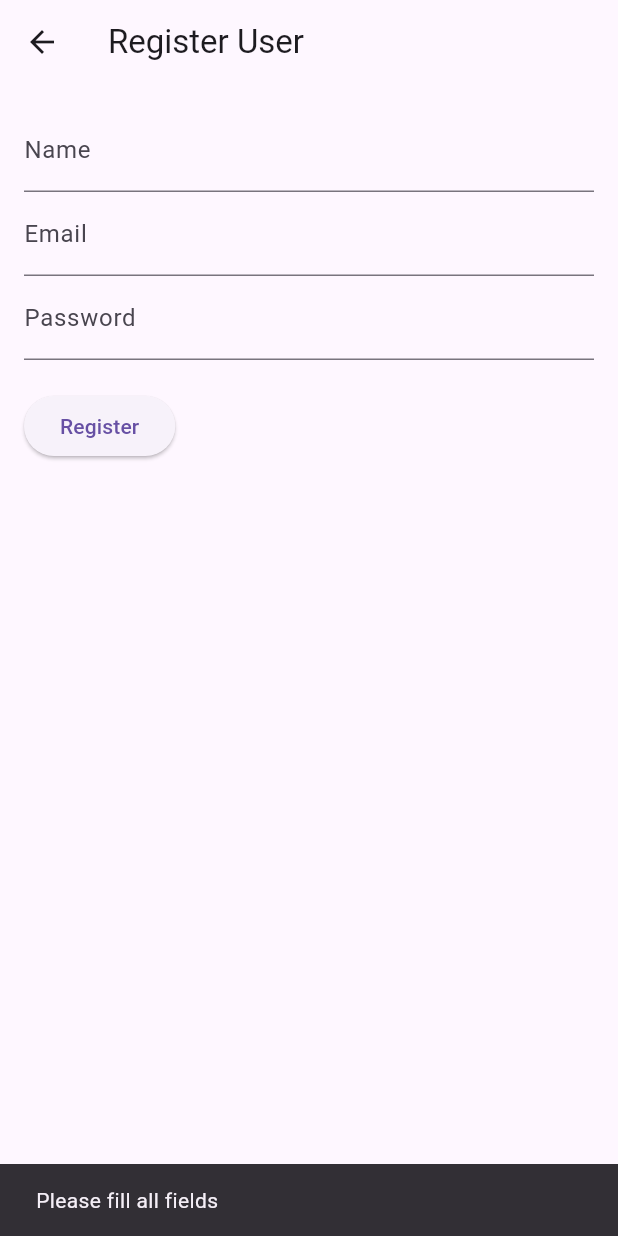
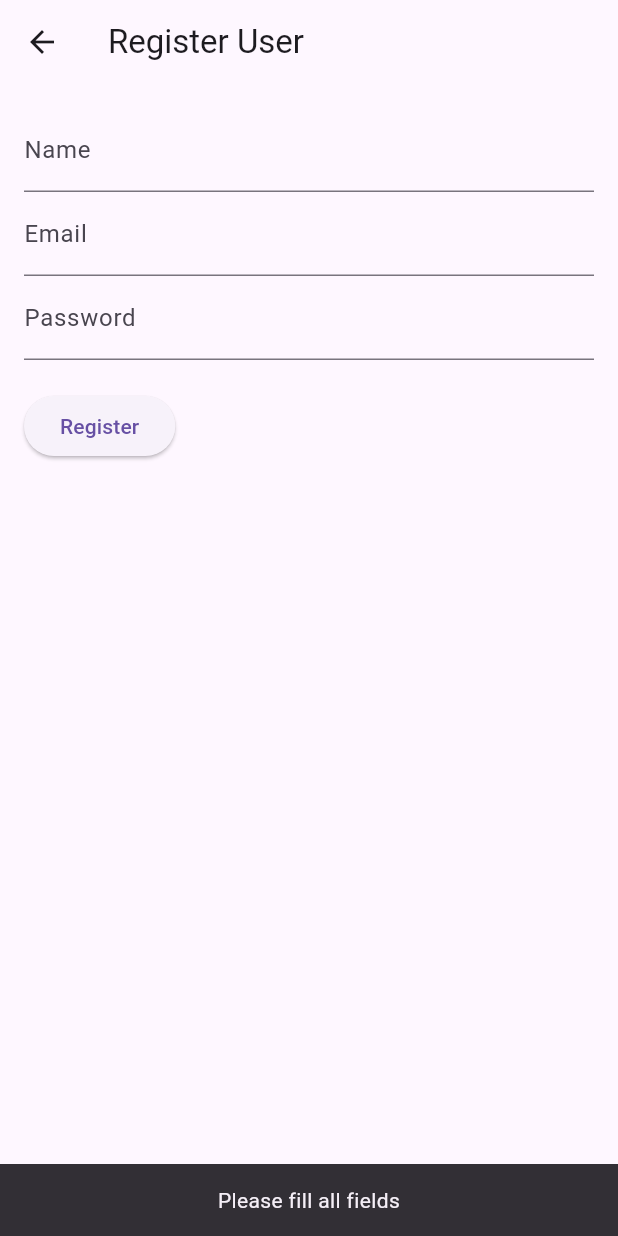
Before and after one commit to rogergracini/trabalho-mobile, a Flutter app: the RegisterScreen screen opened by its route, after a tap on "Register", on a phone screen of 412 x 824 dp. Run offline on Flutter 3.47's test engine with Material 3 defaults, Android fonts, the phone set to English and light mode, and no system bars.

Commit message:
aterações Ita

```diff
--- a/lib/screens/register_screen.dart
+++ b/lib/screens/register_screen.dart
@@ -30,11 +30,35 @@ class RegisterScreen extends StatelessWidget {
             ),
             const SizedBox(height: 20),
             ElevatedButton(
+              child: const Text('Register'),
               onPressed: () {
                 final name = _nameController.text.trim();
                 final email = _emailController.text.trim();
                 final password = _passwordController.text;
 
+                print(registeredUsers);
+                bool usuarioJaCadastrado = false;
+                for (var element in registeredUsers) {
+                  if (element['email'] == _emailController.text) {
+                    usuarioJaCadastrado = true;
+                  }
+                }
+                print('usuarioNaoCadastrado==> $usuarioJaCadastrado');
+                if (usuarioJaCadastrado) {
+                  ScaffoldMessenger.of(context).showSnackBar(
+                    const SnackBar(
+                      elevation: 10.0,
+                      backgroundColor: Colors.red,
+                      content: Text(
+                        'EMAIL JA CADASTRADO !!!',
+                        textAlign: TextAlign.center,
+                      ),
+                      duration: Duration(seconds: 3),
+                    ),
+                  );
+                }
+
+                if (!usuarioJaCadastrado) {
                   if (name.isNotEmpty &&
                       email.isNotEmpty &&
                       password.isNotEmpty) {
@@ -47,21 +71,37 @@ class RegisterScreen extends StatelessWidget {
 
                     ScaffoldMessenger.of(context).showSnackBar(
                       SnackBar(
-                        content: Text('User $name registered successfully!')),
+                        content: Text(
+                          'User $name registered successfully!',
+                          textAlign: TextAlign.center,
+                        ),
+                      ),
                     );
 
                     Navigator.pop(context); // Volta para a tela anterior
                   } else {
                     ScaffoldMessenger.of(context).showSnackBar(
-                    const SnackBar(content: Text('Please fill all fields')),
+                      const SnackBar(
+                        content: Text(
+                          'Please fill all fields',
+                          textAlign: TextAlign.center,
+                        ),
+                      ),
                     );
                   }
+                }
+                _limpaControllers();
               },
-              child: const Text('Register'),
             ),
           ],
         ),
       ),
     );
   }
+
+  _limpaControllers() {
+    _emailController.clear();
+    _nameController.clear();
+    _passwordController.clear();
   }
+}
```
Also changed, not shown: lib/screens/login_screen.dart (+50 -1 lines). Lines whose indentation alone changed are shown as unchanged.
